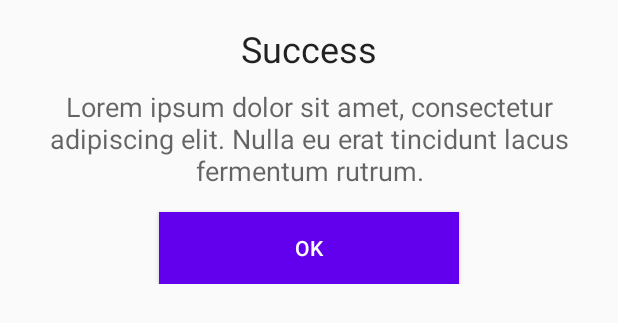
After one commit to Mostafico/customdialogbox, an Android app: the layout custom_view.xml on its own in the app's theme, with its tools: preview values and no code run, on a phone screen of 412 x 824 dp. The commit adds this screen. Shown: the top 323 px of the screen. Run offline under Robolectric (Android 15) with nearby library versions, the phone set to English and light mode, and no system bars.

Commit message:
Added custom dialog

```diff
--- /dev/null
+++ b/app/src/main/res/layout/custom_view.xml
@@ -0,0 +1,34 @@
+<?xml version="1.0" encoding="utf-8"?>
+<LinearLayout xmlns:android="http://schemas.android.com/apk/res/android"
+    android:layout_width="match_parent"
+    android:layout_height="match_parent"
+    android:orientation="vertical">
+    <LinearLayout
+        android:layout_width="match_parent"
+        android:layout_height="wrap_content"
+        android:orientation="vertical"
+        android:padding="16dp">
+        <TextView
+            android:layout_width="match_parent"
+            android:layout_height="wrap_content"
+            android:text="Success"
+            android:textAlignment="center"
+            android:textAppearance="@style/TextAppearance.AppCompat.Headline" />
+        <TextView
+            android:layout_width="match_parent"
+            android:layout_height="wrap_content"
+            android:layout_marginTop="10dp"
+            android:text="Lorem ipsum dolor sit amet, consectetur adipiscing elit. Nulla eu erat tincidunt lacus fermentum rutrum."
+            android:textAlignment="center"
+            android:textAppearance="@style/TextAppearance.AppCompat.Medium" />
+        <Button
+            android:id="@+id/buttonOk"
+            android:layout_width="200dp"
+            android:layout_height="wrap_content"
+            android:layout_gravity="center"
+            android:layout_marginTop="15dp"
+            android:background="@color/colorPrimary"
+            android:text="Ok"
+            android:textColor="#FFF" />
+    </LinearLayout>
+</LinearLayout>
```
Also changed, not shown: app/src/main/java/com/example/customdialogbox/MainActivity.java (+35 -0 lines), app/src/main/res/layout/activity_main.xml (+18 -6 lines).
